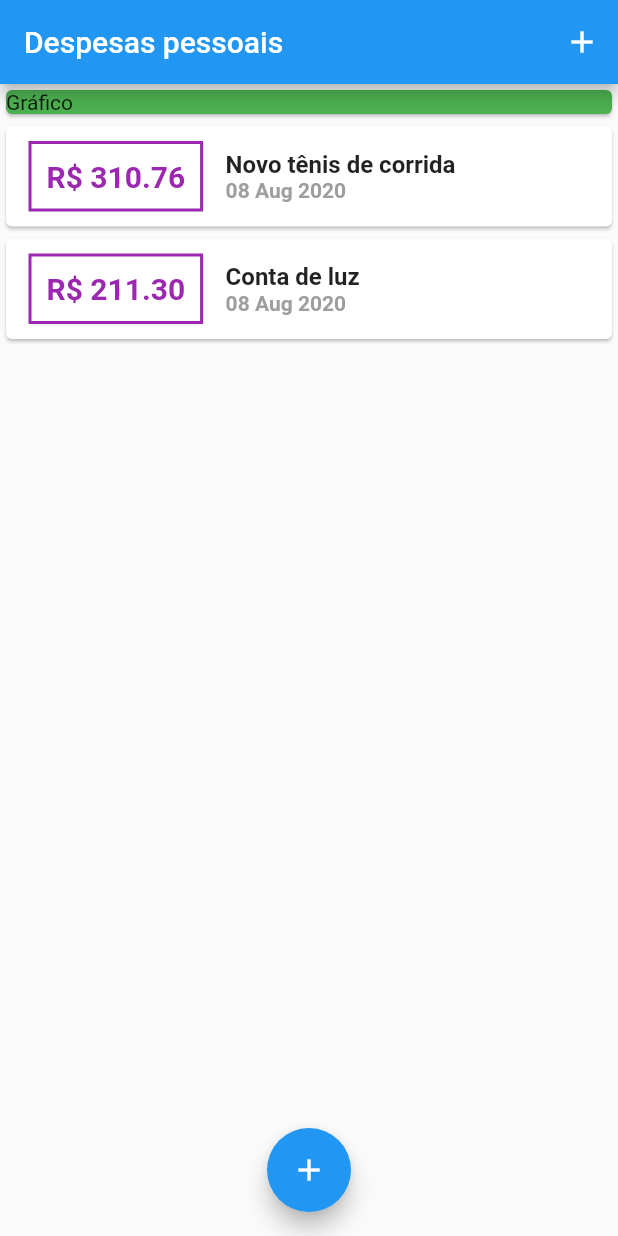
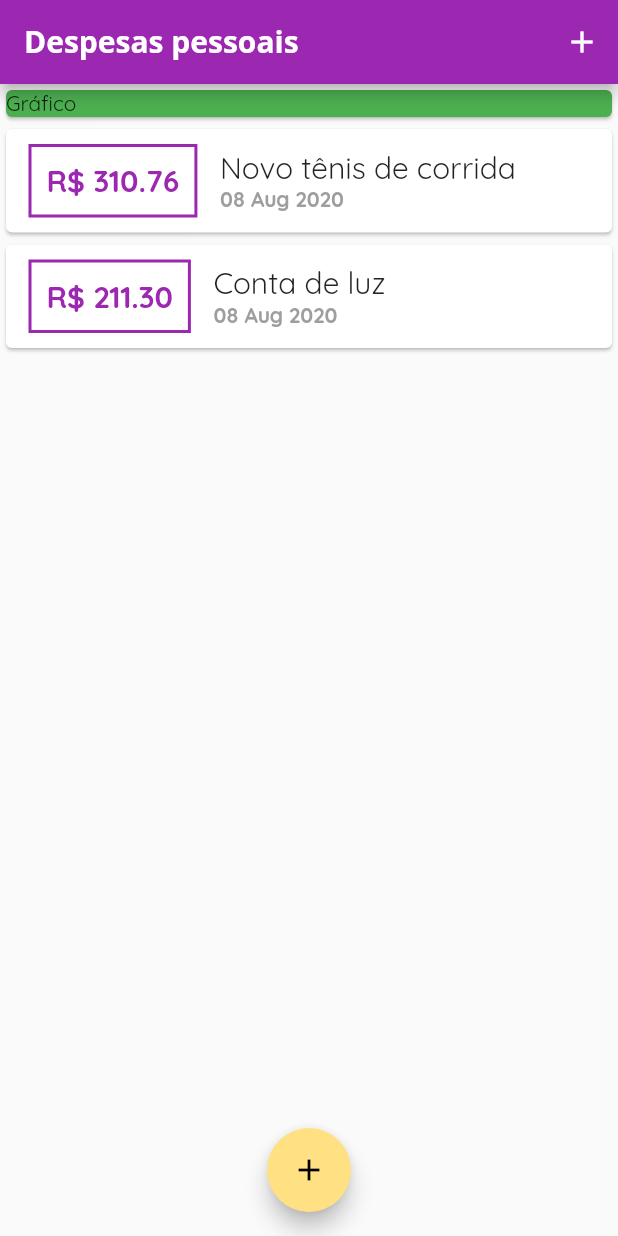
Before and after one commit to victor-souza-vieira/expenses, a Flutter app: the screen it shows after launch, on a phone screen of 412 x 824 dp. Run offline on Flutter 3.47's test engine with Material 2 defaults, Android fonts, the phone set to English and light mode, and no system bars.

Commit message:
add fonts

```diff
--- a/lib/components/transaction_list.dart
+++ b/lib/components/transaction_list.dart
@@ -25,7 +25,7 @@ class TransactionList extends StatelessWidget {
                   ),
                   decoration: BoxDecoration(
                     border: Border.all(
-                      color: Colors.purple,
+                      color: Theme.of(context).primaryColor,
                       width: 2,
                     ),
                   ),
@@ -35,7 +35,7 @@ class TransactionList extends StatelessWidget {
                     style: TextStyle(
                       fontWeight: FontWeight.bold,
                       fontSize: 20,
-                      color: Colors.purple,
+                      color: Theme.of(context).primaryColor,
                     ),
                   ),
                 ),
@@ -44,10 +44,11 @@ class TransactionList extends StatelessWidget {
                   children: <Widget>[
                     Text(
                       tr.title,
-                      style: TextStyle(
-                        fontWeight: FontWeight.bold,
-                        fontSize: 16,
-                      ),
+                      style: Theme.of(context).textTheme.headline6,
+                      //style: TextStyle(
+                      //fontWeight: FontWeight.bold,
+                      //fontSize: 16,
+                      //),
                     ),
                     Text(
                       DateFormat('dd MMM y').format(tr.date),
--- a/lib/main.dart
+++ b/lib/main.dart
@@ -1,4 +1,5 @@
 import 'dart:math';
+import 'dart:ui';
 
 import 'package:expenses/components/transaction_form.dart';
 import 'package:flutter/material.dart';
@@ -14,6 +15,20 @@ class ExpensesApp extends StatelessWidget {
     return MaterialApp(
       debugShowCheckedModeBanner: false,
       home: MyHomePage(),
+      theme: ThemeData(
+        primarySwatch: Colors.purple,
+        accentColor: Colors.amber[200],
+        fontFamily: 'Quicksand',
+        appBarTheme: AppBarTheme(
+          textTheme: ThemeData.light().textTheme.copyWith(
+                headline6: TextStyle(
+                  fontFamily: 'OpenSans',
+                  fontSize: 20,
+                  fontWeight: FontWeight.bold,
+                ),
+              ),
+        ),
+      ),
     );
   }
 }
@@ -65,7 +80,9 @@ class _MyHomePageState extends State<MyHomePage> {
   Widget build(BuildContext context) {
     return Scaffold(
       appBar: AppBar(
-        title: Text("Despesas pessoais"),
+        title: Text(
+          "Despesas pessoais",
+        ),
         actions: [
           IconButton(
             icon: Icon(Icons.add),
```
Also changed, not shown: pubspec.yaml (+11 -6 lines), assets/fonts/OpenSans-Bold.ttf (added), assets/fonts/OpenSans-Regular.ttf (added), assets/fonts/Quicksand-Bold.ttf (added), assets/fonts/Quicksand-Light.ttf (added), assets/fonts/Quicksand-Medium.ttf (added), assets/fonts/Quicksand-Regular.ttf (added).
